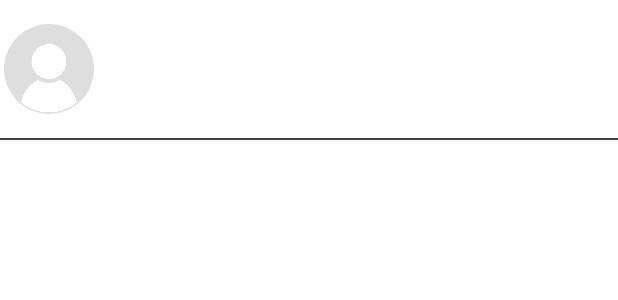
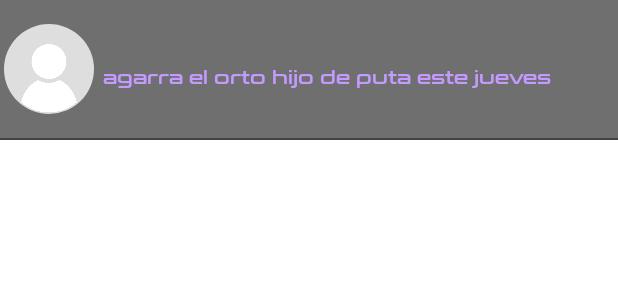
Before and after one commit to DAguileraBusselle/GameToday, an Android app: the layout chats_layout.xml on its own in the app's theme, with its tools: preview values and no code run, on a phone screen of 412 x 824 dp. Shown: the top 300 px of the screen. Run offline under Robolectric (Android 15) with nearby library versions, the phone set to English and light mode, and no system bars.

Commit message:
hasta los huevos

```diff
--- a/app/src/main/java/com/dam/gametoday/fragments/ChatsFragment.java
+++ b/app/src/main/java/com/dam/gametoday/fragments/ChatsFragment.java
@@ -85,12 +85,14 @@ public class ChatsFragment extends Fragment implements View.OnClickListener {
                 for (DataSnapshot snapChat : snapshot.getChildren()) {
                     ArrayList<Mensaje> listaMensajesChat = new ArrayList<Mensaje>();
                     for (DataSnapshot snapMensaje : snapChat.getChildren()) {
+                        if (!snapMensaje.getKey().equals("escribiendo")) {
                             Mensaje msj = new Mensaje(snapChat.getKey(),
                                     Boolean.parseBoolean(snapMensaje.child("entrante").getValue().toString()),
                                     snapMensaje.child("texto").getValue().toString(),
                                     snapMensaje.child("leido").getValue().toString(),
                                     Long.parseLong(snapMensaje.child("fechaMsjMilis").getValue().toString()));
                             listaMensajesChat.add(msj);
+                        }
                     }
                     sortList(listaMensajesChat);
                     listaChats.add(listaMensajesChat.get(listaMensajesChat.size() - 1));
--- a/app/src/main/java/com/dam/gametoday/notif/MyFirebaseMessagingService.java
+++ b/app/src/main/java/com/dam/gametoday/notif/MyFirebaseMessagingService.java
@@ -21,8 +21,8 @@ public class MyFirebaseMessagingService extends FirebaseMessagingService {
         NotificationCompat.Builder builder =
                 new NotificationCompat.Builder(getApplicationContext())
                         .setSmallIcon(R.drawable.logosinborde)
-                        .setContentTitle("a")
-                        .setContentText("a");
+                        .setContentTitle(title)
+                        .setContentText(message);
         NotificationManager manager = (NotificationManager) getSystemService(Context.NOTIFICATION_SERVICE);
         manager.notify(0, builder.build());
     }
--- a/app/src/main/res/layout/chats_layout.xml
+++ b/app/src/main/res/layout/chats_layout.xml
@@ -4,7 +4,7 @@
     android:layout_width="match_parent"
     android:layout_height="wrap_content"
     xmlns:app="http://schemas.android.com/apk/res-auto"
-    android:background="@color/trans">
+    android:background="@color/gris_guay_medio_trans_menos">
 
     <LinearLayout
         android:layout_marginTop="@dimen/padding"
@@ -81,9 +81,22 @@
                     android:layout_weight="1"
                     android:scrollHorizontally="true"
                     android:textSize="12sp"
+                    android:text="agarra el orto hijo de puta este jueves"
                     android:layout_marginRight="5dp"
                     android:textColor="@color/morao_chilling"
                     tools:layout_editor_absoluteX="0dp" />
+                <ImageView
+                    android:id="@+id/ivCheckChats"
+                    android:layout_width="15dp"
+                    android:layout_weight="0"
+                    android:visibility="gone"
+                    android:layout_height="15dp"
+                    android:src="@drawable/visto"
+                    android:layout_marginBottom="1dp"
+                    android:layout_marginRight="8dp"
+                    android:layout_marginLeft="3dp"
+                    android:layout_gravity="center_vertical"
+                    />
 
                 <LinearLayout
                     app:layout_constraintTop_toTopOf="@id/btnChats"
```
Also changed, not shown: app/src/main/java/com/dam/gametoday/ChatActivity.java (+91 -5 lines), app/src/main/java/com/dam/gametoday/HomeActivity.java (+5 -3 lines), app/src/main/java/com/dam/gametoday/rvUtils/ChatsAdapter.java (+15 -4 lines), app/src/main/res/layout/activity_chat.xml (+11 -2 lines), app/src/main/res/drawable/escribiendo.png (added). Lines whose indentation alone changed are shown as unchanged.
